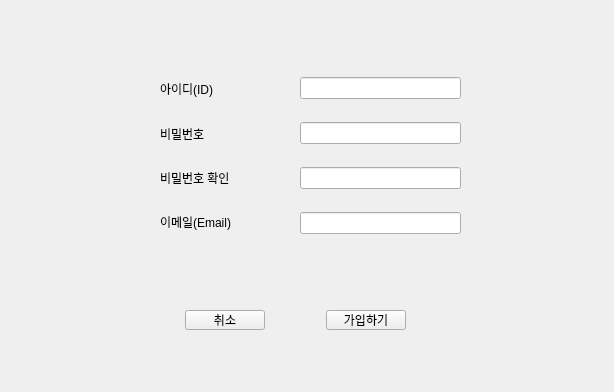
Above: join.ui from Henry93s/koradin before the change. Below: the same form after it.
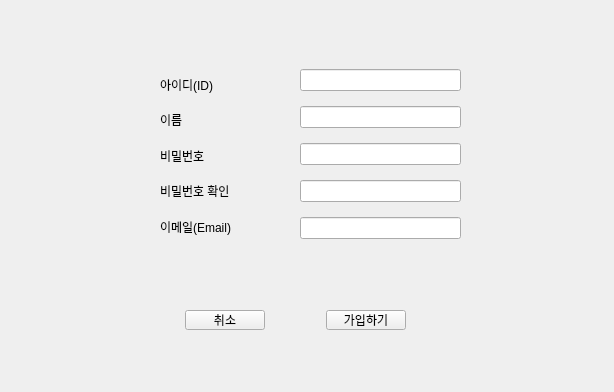
That is the form after the change.

Commit message: Feat: 로그인 검증 및 회원 가입 로직, 메인->회원가입->메인 화면 전환 구현

The edit to the form file:
```diff
--- a/join.ui
+++ b/join.ui
@@ -13,7 +13,7 @@
   <property name="windowTitle">
    <string>회원가입</string>
   </property>
-  <widget class="QWidget" name="">
+  <widget class="QWidget" name="layoutWidget">
    <property name="geometry">
     <rect>
      <x>300</x>
@@ -33,11 +33,14 @@
      <widget class="QLineEdit" name="lineEdit_3"/>
     </item>
     <item>
-     <widget class="QLineEdit" name="lineEdit_4"/>
+     <widget class="QLineEdit" name="pwchk_lineEdit"/>
+    </item>
+    <item>
+     <widget class="QLineEdit" name="email_lineEdit"/>
     </item>
    </layout>
   </widget>
-  <widget class="QWidget" name="">
+  <widget class="QWidget" name="layoutWidget">
    <property name="geometry">
     <rect>
      <x>130</x>
@@ -75,7 +78,7 @@
     </item>
    </layout>
   </widget>
-  <widget class="QWidget" name="">
+  <widget class="QWidget" name="layoutWidget">
    <property name="geometry">
     <rect>
      <x>160</x>
@@ -92,6 +95,13 @@
       </property>
      </widget>
     </item>
+    <item>
+     <widget class="QLabel" name="label_5">
+      <property name="text">
+       <string>이름</string>
+      </property>
+     </widget>
+    </item>
     <item>
      <widget class="QLabel" name="label_2">
       <property name="text">
```
Left out of the diff: 6 changed lines with no effect on the pictures. The commit also changes 5 other files.
